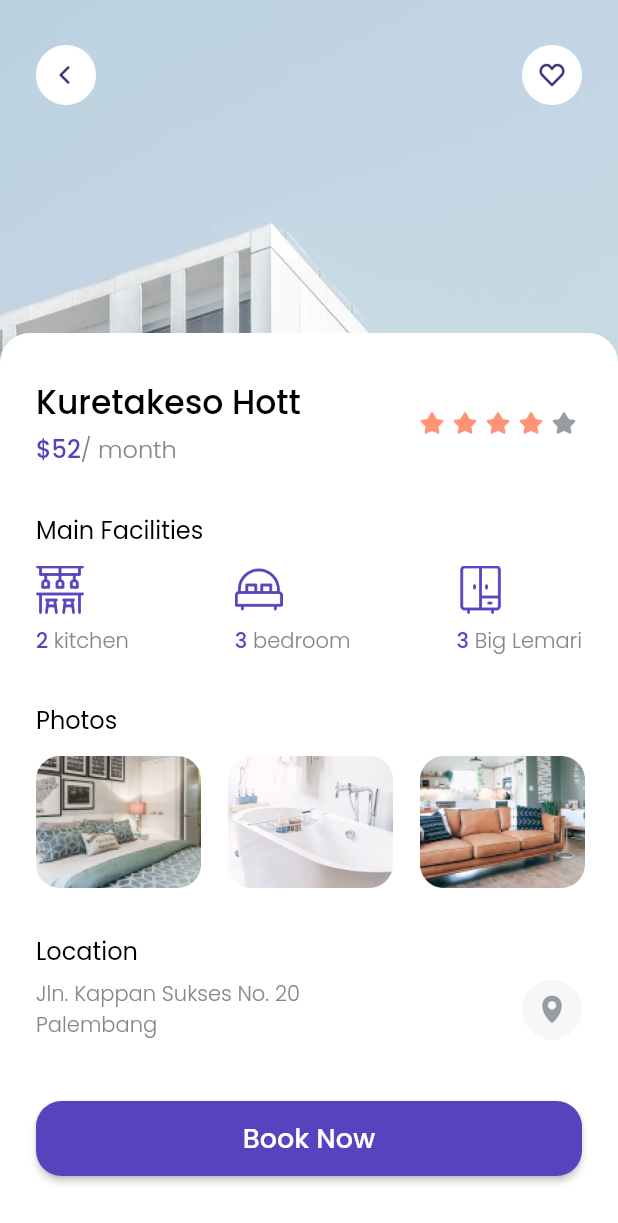
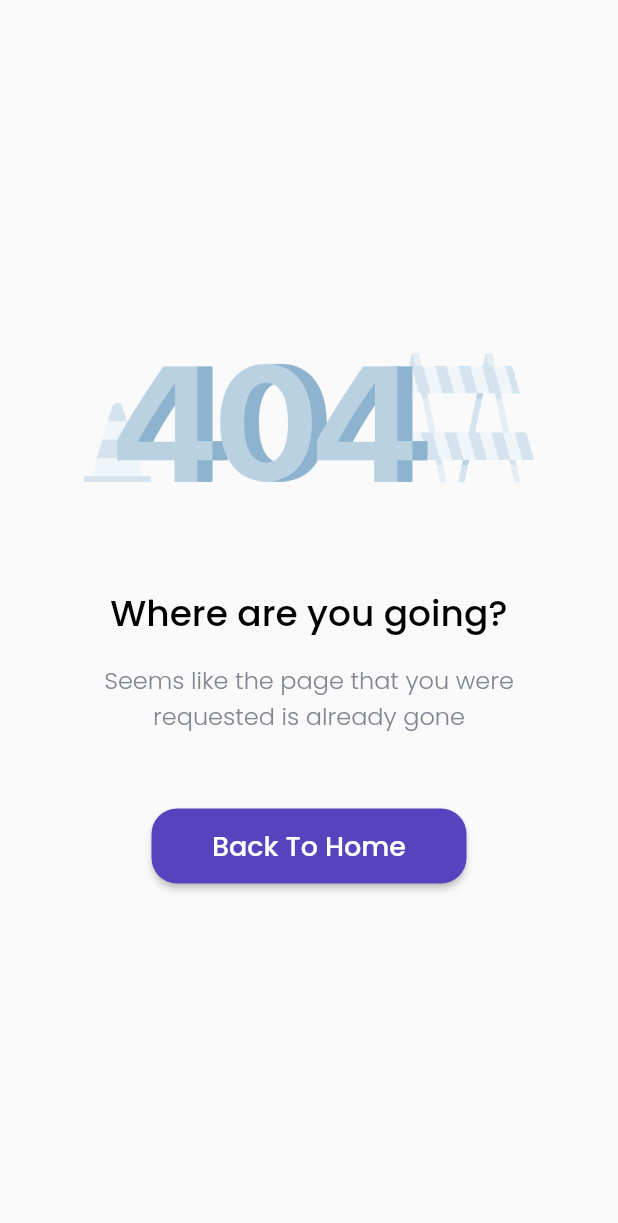
Before and after one commit to Farizal97/cari_kos, a Flutter app: the DetailPage screen opened directly, scrolled down 106 dp, after a tap on "Book Now", on a phone screen of 412 x 824 dp. Shown: the top 1223 px of the screen. Run offline on Flutter 3.47's test engine with Material 2 defaults, Android fonts, the light colour scheme and no system bars; our stand-ins replace google_fonts.

Commit message:
fix main.dart

```diff
--- a/lib/pages/detail_page.dart
+++ b/lib/pages/detail_page.dart
@@ -1,10 +1,27 @@
 import 'package:cari_kos/theme.dart';
 import 'package:cari_kos/widgets/facility_item.dart';
 import 'package:flutter/material.dart';
+import 'package:url_launcher/url_launcher.dart';
+
+import 'error_page.dart';
 
 class DetailPage extends StatelessWidget {
   @override
   Widget build(BuildContext context) {
+    launchUrl(String url) async {
+      if (await canLaunch(url)) {
+        launch(url);
+      } else {
+        // throw (url);
+        Navigator.push(
+          context,
+          MaterialPageRoute(
+            builder: (context) => ErrorPage(),
+          ),
+        );
+      }
+    }
+
     return Scaffold(
       backgroundColor: whiteColor,
       body: SafeArea(
@@ -16,30 +33,6 @@ class DetailPage extends StatelessWidget {
               width: MediaQuery.of(context).size.width,
               height: 350,
               fit: BoxFit.cover,
-            ),
-            Padding(
-              padding: EdgeInsets.symmetric(
-                horizontal: edge,
-                vertical: 30,
-              ),
-              child: Row(
-                mainAxisAlignment: MainAxisAlignment.spaceBetween,
-                children: [
-                  InkWell(
-                    onTap: () {
-                      Navigator.pop(context);
-                    },
-                    child: Image.asset(
-                      'assets/btn_back.png',
-                      width: 40,
-                    ),
-                  ),
-                  Image.asset(
-                    'assets/btn_wishlist.png',
-                    width: 40,
-                  ),
-                ],
-              ),
             ),
             ListView(
               children: [
@@ -264,9 +257,16 @@ class DetailPage extends StatelessWidget {
                         'Jln. Kappan Sukses No. 20\nPalembang',
                         style: greyTextStyle,
                       ),
-                      Image.asset(
-                        'assets/maps.png',
-                        width: 40,
+                      InkWell(
+                        onTap: () {
+                          // launchUrl(
+                          //     'https://www.google.co.id/maps/@-6.2008406,106.7987143,16z?hl=id');
+                          launchUrl('qwertyzuiop');
+                        },
+                        child: Image.asset(
+                          'assets/maps.png',
+                          width: 40,
+                        ),
                       ),
                     ],
                   ),
@@ -281,7 +281,9 @@ class DetailPage extends StatelessWidget {
                   height: 50,
                   width: MediaQuery.of(context).size.width - (2 * edge),
                   child: RaisedButton(
-                    onPressed: () {},
+                    onPressed: () {
+                      launchUrl('tel:+628158781640');
+                    },
                     color: purpleColor,
                     shape: RoundedRectangleBorder(
                       borderRadius: BorderRadius.circular(17),
@@ -298,7 +300,31 @@ class DetailPage extends StatelessWidget {
                   height: 40,
                 ),
               ],
-            )
+            ),
+            Padding(
+              padding: EdgeInsets.symmetric(
+                horizontal: edge,
+                vertical: 30,
+              ),
+              child: Row(
+                mainAxisAlignment: MainAxisAlignment.spaceBetween,
+                children: [
+                  InkWell(
+                    onTap: () {
+                      Navigator.pop(context);
+                    },
+                    child: Image.asset(
+                      'assets/btn_back.png',
+                      width: 40,
+                    ),
+                  ),
+                  Image.asset(
+                    'assets/btn_wishlist.png',
+                    width: 40,
+                  ),
+                ],
+              ),
+            ),
           ],
         ),
       ),
--- /dev/null
+++ b/lib/pages/error_page.dart
@@ -0,0 +1,69 @@
+import 'package:cari_kos/pages/home_page.dart';
+import 'package:cari_kos/theme.dart';
+import 'package:flutter/material.dart';
+
+class ErrorPage extends StatelessWidget {
+  @override
+  Widget build(BuildContext context) {
+    return Scaffold(
+      body: SafeArea(
+        bottom: false,
+        child: Center(
+          child: Column(
+            mainAxisAlignment: MainAxisAlignment.center,
+            children: [
+              Image.asset(
+                'assets/404.png',
+                width: 300,
+              ),
+              SizedBox(
+                height: 70,
+              ),
+              Text(
+                'Where are you going?',
+                style: blackTextStyle.copyWith(
+                  fontSize: 24,
+                ),
+              ),
+              SizedBox(
+                height: 14,
+              ),
+              Text(
+                'Seems like the page that you were\nrequested is already gone',
+                style: greyTextStyle.copyWith(fontSize: 16),
+                textAlign: TextAlign.center,
+              ),
+              SizedBox(
+                height: 50,
+              ),
+              Container(
+                width: 210,
+                height: 50,
+                child: RaisedButton(
+                  onPressed: () {
+                    Navigator.pushAndRemoveUntil(
+                        context,
+                        MaterialPageRoute(
+                          builder: (context) => HomePage(),
+                        ),
+                        (route) => false);
+                  },
+                  color: purpleColor,
+                  shape: RoundedRectangleBorder(
+                    borderRadius: BorderRadius.circular(17),
+                  ),
+                  child: Text(
+                    'Back To Home',
+                    style: WhiteTextStyle.copyWith(
+                      fontSize: 18,
+                    ),
+                  ),
+                ),
+              )
+            ],
+          ),
+        ),
+      ),
+    );
+  }
+}
--- a/pubspec.yaml
+++ b/pubspec.yaml
@@ -25,6 +25,9 @@ dependencies:
   flutter:
     sdk: flutter
   google_fonts: ^2.1.0
+  http: ^0.13.3
+  provider: ^6.0.0
+  url_launcher: ^6.0.9
 
 dev_dependencies:
   flutter_test:
@@ -41,8 +44,6 @@ flutter:
   # To add assets to your application, add an assets section, like this:
   assets:
     - assets/
-
-
   #   - images/a_dot_ham.jpeg
   # An image asset can refer to one or more resolution-specific "variants", see
   # https://flutter.dev/assets-and-images/#resolution-aware.
```
Also changed, not shown: lib/main.dart (+7 -2 lines), lib/models/space.dart (+33 -3 lines), lib/pages/home_page.dart (+21 -0 lines), lib/providers/space_provider.dart (added, +12 -0 lines), pubspec.lock.
